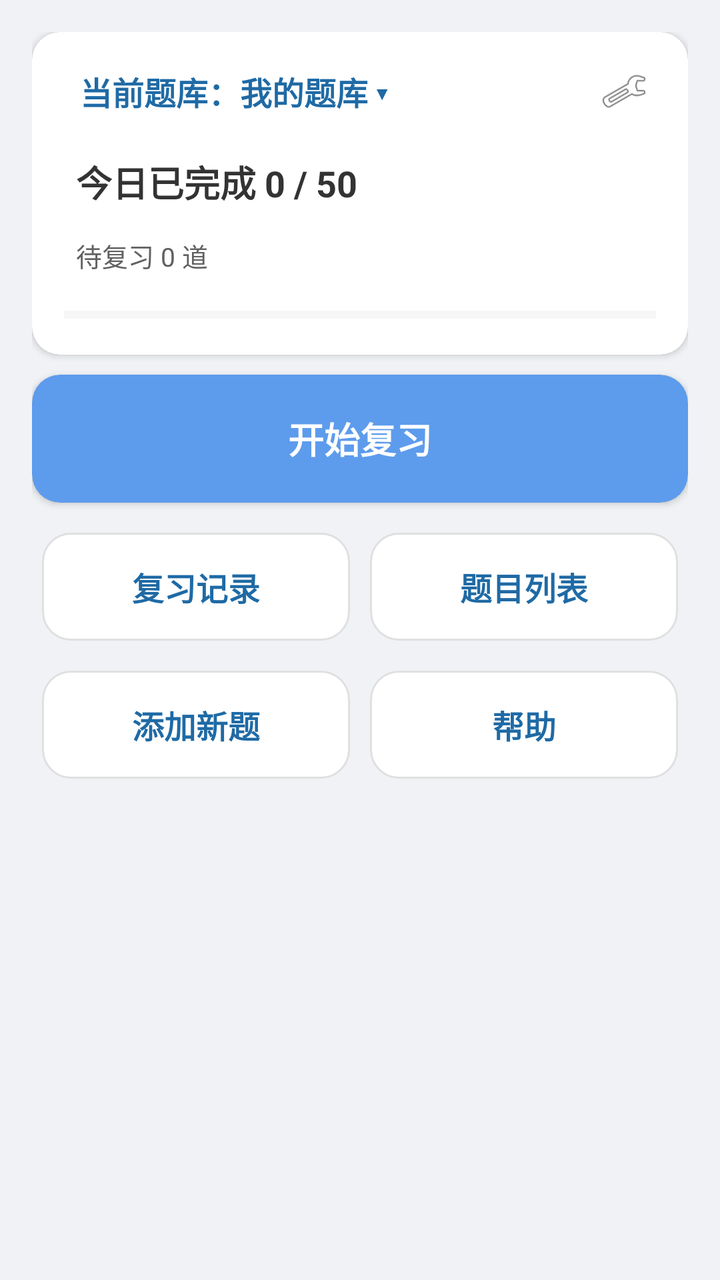
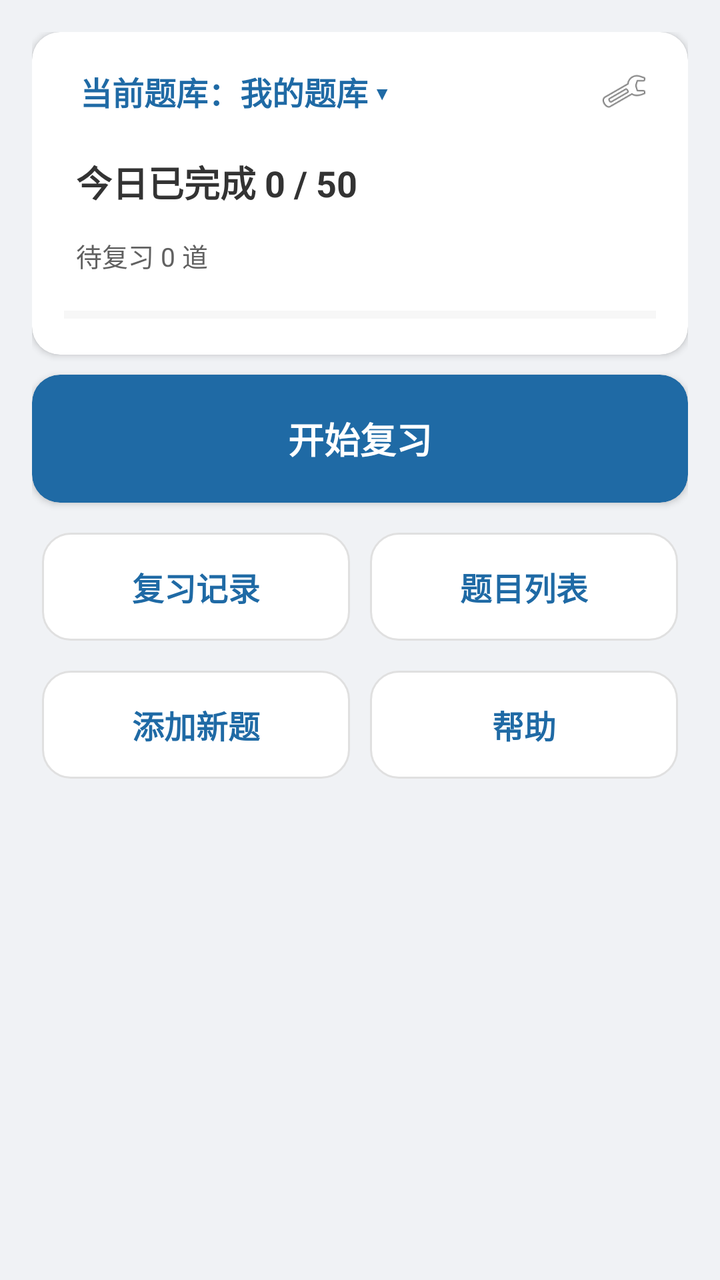

The first picture is an Android layout as it rendered before a commit; the second is the same layout after the commit. The layout source and the unified diff follow.
<!-- AndroidManifest.xml: application theme Theme.Demo -->
<!-- res/layout/activity_main.xml -->
<?xml version="1.0" encoding="utf-8"?>
<ScrollView xmlns:android="http://schemas.android.com/apk/res/android"
    xmlns:app="http://schemas.android.com/apk/res-auto"
    android:layout_width="match_parent"
    android:layout_height="match_parent"
    android:background="@color/home_bg"
    android:fillViewport="true">

    <LinearLayout
        android:layout_width="match_parent"
        android:layout_height="wrap_content"
        android:orientation="vertical"
        android:padding="@dimen/home_padding"
        android:gravity="top|center_horizontal">

        
        <androidx.cardview.widget.CardView
            android:layout_width="match_parent"
            android:layout_height="wrap_content"
            app:cardBackgroundColor="@color/home_card"
            app:cardCornerRadius="@dimen/home_card_corner"
            android:layout_marginBottom="@dimen/home_card_margin">

            <LinearLayout
                android:layout_width="match_parent"
                android:layout_height="wrap_content"
                android:orientation="vertical"
                android:paddingLeft="@dimen/home_info_padding"
                android:paddingRight="@dimen/home_info_padding"
                android:paddingBottom="@dimen/home_info_padding"
                android:paddingTop="10dp">

                <LinearLayout
                    android:layout_width="match_parent"
                    android:layout_height="wrap_content"
                    android:orientation="horizontal"
                    android:gravity="center_vertical">

                    <TextView
                        android:id="@+id/tv_current_bank"
                        android:layout_width="0dp"
                        android:layout_height="wrap_content"
                        android:layout_weight="1"
                        android:clickable="true"
                        android:focusable="true"
                        android:foreground="?attr/selectableItemBackground"
                        android:padding="8dp"
                        android:text="当前题库：我的题库 ▾"
                        android:textSize="16sp"
                        android:textStyle="bold"
                        android:textColor="@color/detail_primary" />

                    <ImageView
                        android:id="@+id/ic_setting"
                        android:layout_width="32dp"
                        android:layout_height="32dp"
                        android:clickable="true"
                        android:focusable="true"
                        android:foreground="?attr/selectableItemBackground"
                        android:padding="4dp"
                        android:contentDescription="设置"
                        android:src="@android:drawable/ic_menu_preferences" />
                </LinearLayout>

                <TextView
                    android:id="@+id/tv_today_main"
                    android:layout_width="match_parent"
                    android:layout_height="wrap_content"
                    android:layout_marginTop="6dp"
                    android:clickable="true"
                    android:focusable="true"
                    android:foreground="?attr/selectableItemBackground"
                    android:padding="6dp"
                    android:contentDescription="修改每日复习量"
                    android:text="今日已完成 0 / 50"
                    android:textSize="18sp"
                    android:textStyle="bold"
                    android:textColor="@color/home_text_primary" />

                <TextView
                    android:id="@+id/tv_today_sub"
                    android:layout_width="match_parent"
                    android:layout_height="wrap_content"
                    android:layout_marginTop="2dp"
                    android:clickable="true"
                    android:focusable="true"
                    android:foreground="?attr/selectableItemBackground"
                    android:padding="6dp"
                    android:text="待复习 0 道"
                    android:textSize="13sp"
                    android:textColor="@color/home_text_secondary" />

                <ProgressBar
                    android:id="@+id/progress_today"
                    style="?android:attr/progressBarStyleHorizontal"
                    android:layout_width="match_parent"
                    android:layout_height="@dimen/home_progress_height"
                    android:layout_marginTop="10dp"
                    android:max="100"
                    android:progress="0"
                    android:progressTint="@color/home_primary"
                    android:progressBackgroundTint="@color/home_stroke" />

                
                <LinearLayout
                    android:id="@+id/due_section"
                    android:layout_width="match_parent"
                    android:layout_height="wrap_content"
                    android:orientation="vertical"
                    android:layout_marginTop="12dp"
                    android:visibility="gone">

                    <TextView
                        android:id="@+id/tv_due_title"
                        android:layout_width="match_parent"
                        android:layout_height="wrap_content"
                        android:paddingTop="4dp"
                        android:paddingBottom="4dp"
                        android:clickable="true"
                        android:focusable="true"
                        android:foreground="?attr/selectableItemBackground"
                        android:contentDescription="未来 7 天 · 点此看说明"
                        android:text="未来 7 天"
                        android:textSize="12sp"
                        android:textColor="@color/home_text_secondary" />

                    <com.example.demo.DueChartView
                        android:id="@+id/due_chart"
                        android:layout_width="match_parent"
                        android:layout_height="@dimen/home_chart_height"
                        android:layout_marginTop="4dp"
                        android:contentDescription="未来 7 天到期分布" />

                    <TextView
                        android:id="@+id/tv_chart_tip"
                        android:layout_width="match_parent"
                        android:layout_height="wrap_content"
                        android:layout_marginTop="2dp"
                        android:textSize="12sp"
                        android:textColor="@color/home_text_secondary"
                        android:visibility="gone" />
                </LinearLayout>

                <LinearLayout
                    android:id="@+id/checkin_row"
                    android:layout_width="match_parent"
                    android:layout_height="wrap_content"
                    android:orientation="horizontal"
                    android:gravity="center_vertical"
                    android:layout_marginTop="10dp"
                    android:visibility="gone">

                    <TextView
                        android:id="@+id/tv_checkin"
                        android:layout_width="0dp"
                        android:layout_height="wrap_content"
                        android:layout_weight="1"
                        android:clickable="true"
                        android:focusable="true"
                        android:foreground="?attr/selectableItemBackground"
                        android:padding="6dp"
                        android:textSize="13sp"
                        android:textColor="@color/home_text_secondary" />

                    <ImageView
                        android:id="@+id/iv_checkin_calendar"
                        android:layout_width="32dp"
                        android:layout_height="32dp"
                        android:layout_gravity="end"
                        android:clickable="true"
                        android:focusable="true"
                        android:foreground="?attr/selectableItemBackground"
                        android:padding="4dp"
                        android:contentDescription="打卡日历"
                        android:src="@android:drawable/ic_menu_agenda" />
                </LinearLayout>

                <TextView
                    android:id="@+id/tv_empty_hint"
                    android:layout_width="match_parent"
                    android:layout_height="wrap_content"
                    android:layout_marginTop="8dp"
                    android:visibility="gone"
                    android:text="当前题库还没有题目，先添加新题吧"
                    android:textSize="13sp"
                    android:textColor="@color/detail_warn" />
            </LinearLayout>
        </androidx.cardview.widget.CardView>

        
        <androidx.cardview.widget.CardView
            android:id="@+id/btn_review"
            android:layout_width="match_parent"
            android:layout_height="@dimen/home_primary_height"
            android:clickable="true"
            android:focusable="true"
            app:cardBackgroundColor="@color/home_primary"
            app:cardCornerRadius="@dimen/home_card_corner"
            android:foreground="?attr/selectableItemBackground"
            android:contentDescription="开始复习"
            android:layout_marginBottom="@dimen/home_inner_margin">

            <LinearLayout
                android:layout_width="match_parent"
                android:layout_height="match_parent"
                android:orientation="vertical"
                android:gravity="center">

                <TextView
                    android:layout_width="wrap_content"
                    android:layout_height="wrap_content"
                    android:text="开始复习"
                    android:textColor="#FFFFFF"
                    android:textSize="18sp"
                    android:textStyle="bold" />

            </LinearLayout>
        </androidx.cardview.widget.CardView>

        
        <LinearLayout
            android:layout_width="match_parent"
            android:layout_height="wrap_content"
            android:orientation="horizontal"
            android:layout_marginTop="@dimen/home_inner_margin">

            <LinearLayout
                android:id="@+id/btn_history"
                android:layout_width="0dp"
                android:layout_height="@dimen/home_secondary_height"
                android:layout_weight="1"
                android:clickable="true"
                android:focusable="true"
                android:background="@drawable/bg_home_secondary"
                android:foreground="?attr/selectableItemBackground"
                android:contentDescription="复习记录"
                android:gravity="center"
                android:layout_margin="@dimen/home_inner_margin">

                <TextView
                    android:layout_width="wrap_content"
                    android:layout_height="wrap_content"
                    android:text="复习记录"
                    android:textColor="@color/detail_primary"
                    android:textSize="16sp"
                    android:textStyle="bold" />
            </LinearLayout>

            <LinearLayout
                android:id="@+id/btn_bank"
                android:layout_width="0dp"
                android:layout_height="@dimen/home_secondary_height"
                android:layout_weight="1"
                android:clickable="true"
                android:focusable="true"
                android:background="@drawable/bg_home_secondary"
                android:foreground="?attr/selectableItemBackground"
                android:contentDescription="题目列表"
                android:gravity="center"
                android:layout_margin="@dimen/home_inner_margin">

                <TextView
                    android:layout_width="wrap_content"
                    android:layout_height="wrap_content"
                    android:text="题目列表"
                    android:textColor="@color/detail_primary"
                    android:textSize="16sp"
                    android:textStyle="bold" />
            </LinearLayout>
        </LinearLayout>

        
        <LinearLayout
            android:layout_width="match_parent"
            android:layout_height="wrap_content"
            android:orientation="horizontal"
            android:layout_marginTop="@dimen/home_inner_margin">

            <LinearLayout
                android:id="@+id/btn_add"
                android:layout_width="0dp"
                android:layout_height="@dimen/home_secondary_height"
                android:layout_weight="1"
                android:clickable="true"
                android:focusable="true"
                android:background="@drawable/bg_home_secondary"
                android:foreground="?attr/selectableItemBackground"
                android:contentDescription="添加新题"
                android:gravity="center"
                android:layout_margin="@dimen/home_inner_margin">

                <TextView
                    android:layout_width="wrap_content"
                    android:layout_height="wrap_content"
                    android:text="添加新题"
                    android:textColor="@color/detail_primary"
                    android:textSize="16sp"
                    android:textStyle="bold" />
            </LinearLayout>

            <LinearLayout
                android:id="@+id/btn_help"
                android:layout_width="0dp"
                android:layout_height="@dimen/home_secondary_height"
                android:layout_weight="1"
                android:clickable="true"
                android:focusable="true"
                android:background="@drawable/bg_home_secondary"
                android:foreground="?attr/selectableItemBackground"
                android:contentDescription="帮助"
                android:gravity="center"
                android:layout_margin="@dimen/home_inner_margin">

                <TextView
                    android:layout_width="wrap_content"
                    android:layout_height="wrap_content"
                    android:text="帮助"
                    android:textColor="@color/detail_primary"
                    android:textSize="16sp"
                    android:textStyle="bold" />
            </LinearLayout>
        </LinearLayout>

        
        <TextView
            android:id="@+id/tv_backup_hint"
            android:layout_width="match_parent"
            android:layout_height="wrap_content"
            android:layout_marginTop="4dp"
            android:clickable="true"
            android:focusable="true"
            android:foreground="?attr/selectableItemBackground"
            android:padding="8dp"
            android:textSize="12sp"
            android:textColor="@color/home_text_secondary"
            android:visibility="gone" />

    </LinearLayout>
</ScrollView>
<!-- resources referenced by this layout -->
<resources>
  <color name="detail_primary">#1F6AA5</color>
  <color name="detail_warn">#FF9800</color>
  <color name="home_bg">#F0F2F5</color>
  <color name="home_card">#FFFFFF</color>
  <color name="home_primary">#5D9CEC</color>
  <color name="home_stroke">#E0E0E0</color>
  <color name="home_text_primary">#333333</color>
  <color name="home_text_secondary">#616161</color>
  <dimen name="home_card_corner">14dp</dimen>
  <dimen name="home_card_margin">10dp</dimen>
  <dimen name="home_chart_height">88dp</dimen>
  <dimen name="home_info_padding">16dp</dimen>
  <dimen name="home_inner_margin">5dp</dimen>
  <dimen name="home_padding">16dp</dimen>
  <dimen name="home_primary_height">64dp</dimen>
  <dimen name="home_progress_height">8dp</dimen>
  <dimen name="home_secondary_height">54dp</dimen>
  <!-- drawable bg_home_secondary (drawable) -->
  <?xml version="1.0" encoding="utf-8"?>
  <shape xmlns:android="http://schemas.android.com/apk/res/android"
      android:shape="rectangle">
      <corners android:radius="@dimen/home_card_corner" />
      <solid android:color="@color/home_card" />
      <stroke android:width="1dp" android:color="@color/home_stroke" />
  </shape>
  <style name="Theme.Demo" parent="Base.Theme.Demo" />
  <style name="Base.Theme.Demo" parent="Theme.Material3.DayNight.NoActionBar">
          
          <item name="android:statusBarColor">@color/home_bg</item>
          <item name="android:windowLightStatusBar">true</item>
          <item name="android:navigationBarColor">@color/home_bg</item>
          <item name="android:windowLightNavigationBar" tools:targetApi="o_mr1">true</item>
          <item name="android:enforceNavigationBarContrast" tools:targetApi="q">false</item>
      </style>
</resources>

<!-- the commit's change to res/layout/activity_main.xml (unified diff, before → after) -->
@@ -98,7 +98,7 @@
                     android:layout_marginTop="10dp"
                     android:max="100"
                     android:progress="0"
-                    android:progressTint="@color/home_primary"
+                    android:progressTint="@color/action_primary"
                     android:progressBackgroundTint="@color/home_stroke" />
 
                 
@@ -194,7 +194,7 @@
             android:layout_height="@dimen/home_primary_height"
             android:clickable="true"
             android:focusable="true"
-            app:cardBackgroundColor="@color/home_primary"
+            app:cardBackgroundColor="@color/action_primary"
             app:cardCornerRadius="@dimen/home_card_corner"
             android:foreground="?attr/selectableItemBackground"
             android:contentDescription="开始复习"
<!-- resource entries referenced after the edit -->
@@ -1,10 +1,10 @@
 <!-- resources referenced by this layout -->
 <resources>
+  <color name="action_primary">#1F6AA5</color>
   <color name="detail_primary">#1F6AA5</color>
   <color name="detail_warn">#FF9800</color>
-  <color name="home_bg">#F0F2F5</color>
+  <color name="home_bg">@color/page_bg</color>
   <color name="home_card">#FFFFFF</color>
-  <color name="home_primary">#5D9CEC</color>
   <color name="home_stroke">#E0E0E0</color>
   <color name="home_text_primary">#333333</color>
   <color name="home_text_secondary">#616161</color>
@@ -26,6 +26,7 @@
       <stroke android:width="1dp" android:color="@color/home_stroke" />
   </shape>
   <style name="Theme.Demo" parent="Base.Theme.Demo" />
+  <color name="page_bg">#F0F2F5</color>
   <style name="Base.Theme.Demo" parent="Theme.Material3.DayNight.NoActionBar">
           
           <item name="android:statusBarColor">@color/home_bg</item>
